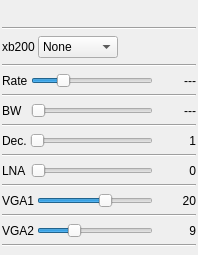
Old version of the form plugins/samplesource/bladerf/bladerfgui.ui in the repository f4exb/sdrangel.
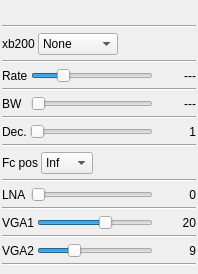
New version of the form. Custom widgets are drawn as their Qt base class.

Diff of the .ui file:
```diff
--- a/plugins/samplesource/bladerf/bladerfgui.ui
+++ b/plugins/samplesource/bladerf/bladerfgui.ui
@@ -7,7 +7,7 @@
     <x>0</x>
     <y>0</y>
     <width>198</width>
-    <height>255</height>
+    <height>274</height>
    </rect>
   </property>
   <property name="sizePolicy">
@@ -364,6 +364,54 @@
      </property>
     </widget>
    </item>
+   <item>
+    <layout class="QGridLayout" name="gridLayout_fcPos" columnstretch="0,0,0,0">
+     <property name="spacing">
+      <number>3</number>
+     </property>
+     <item row="0" column="0">
+      <widget class="QLabel" name="label_fcPos">
+       <property name="text">
+        <string>Fc pos</string>
+       </property>
+      </widget>
+     </item>
+     <item row="0" column="2">
+      <spacer name="fcPosRightSpacer">
+       <property name="orientation">
+        <enum>Qt::Horizontal</enum>
+       </property>
+       <property name="sizeHint" stdset="0">
+        <size>
+         <width>40</width>
+         <height>20</height>
+        </size>
+       </property>
+      </spacer>
+     </item>
+     <item row="0" column="1">
+      <widget class="QComboBox" name="fcPos">
+       <item>
+        <property name="text">
+         <string>Inf</string>
+        </property>
+       </item>
+       <item>
+        <property name="text">
+         <string>Sup</string>
+        </property>
+       </item>
+      </widget>
+     </item>
+    </layout>
+   </item>
+   <item>
+    <widget class="Line" name="line_fcPos">
+     <property name="orientation">
+      <enum>Qt::Horizontal</enum>
+     </property>
+    </widget>
+   </item>
    <item>
     <layout class="QGridLayout" name="gridLayout_lna">
      <property name="spacing">
```
